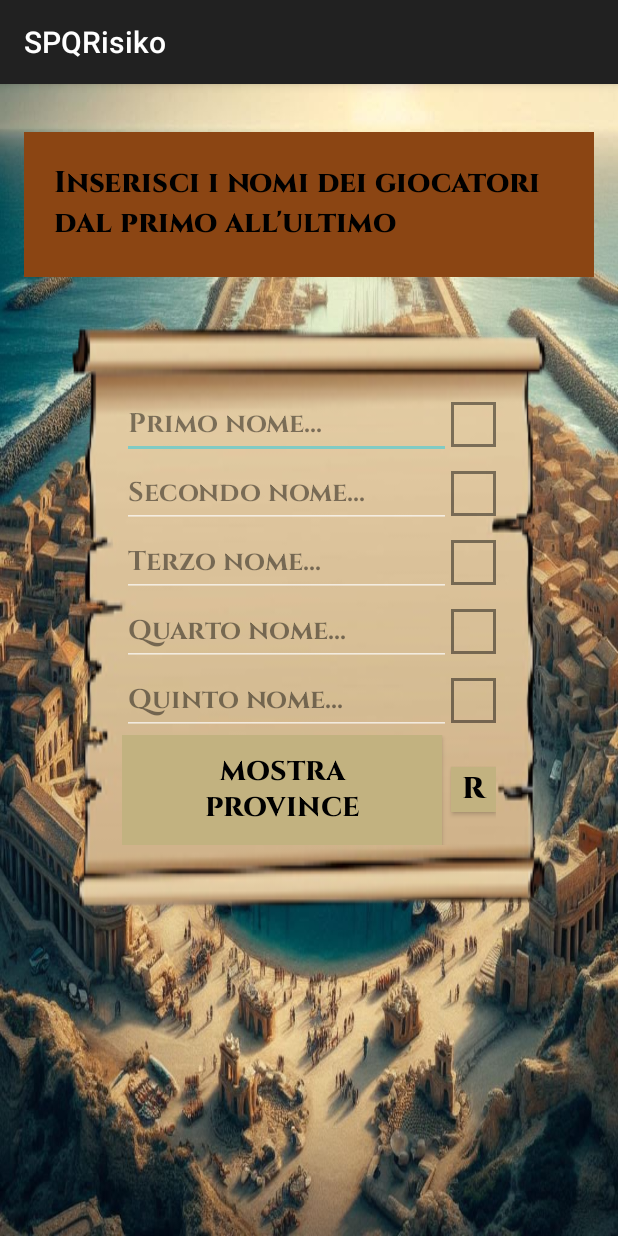
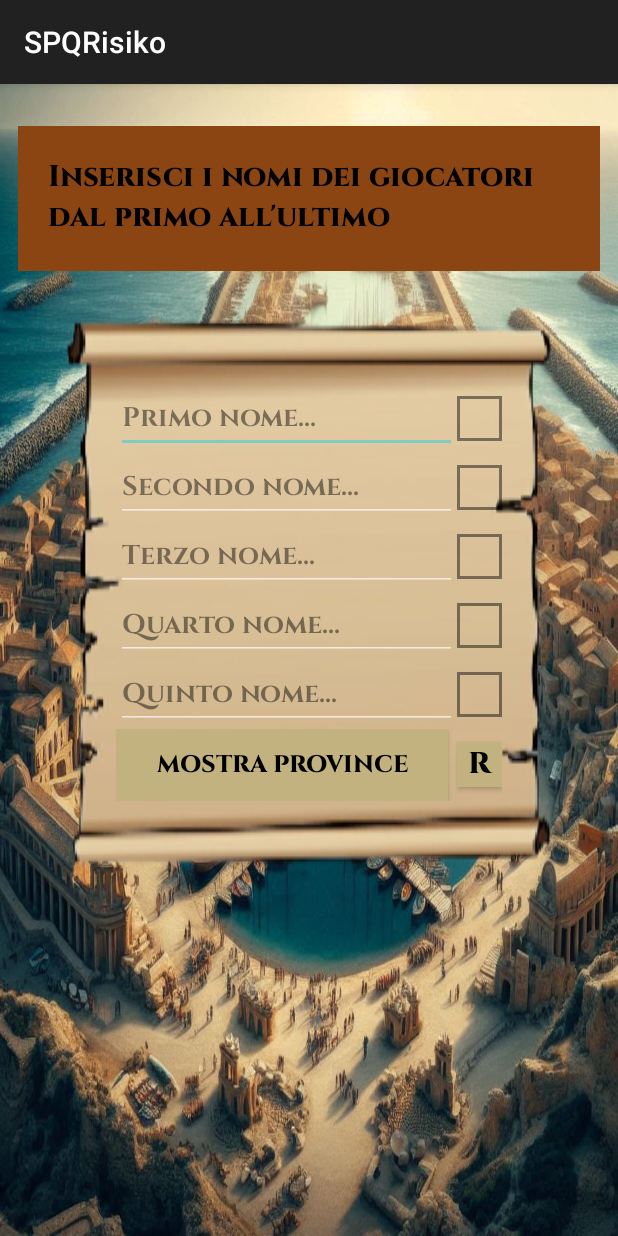
Before and after one commit to rickm01/SPQRisiko, an Android app: the FirstPageActivity screen opened directly, with no data from a screen before it, on a phone screen of 412 x 824 dp. Run offline under Robolectric (Android 15) with nearby library versions, the phone set to English and light mode, and no system bars.

Commit message:
Fixing (not finished) font size in first page

```diff
--- a/app/src/main/res/layout/activity_first_page.xml
+++ b/app/src/main/res/layout/activity_first_page.xml
@@ -5,7 +5,7 @@
     android:background="@drawable/harbour"
     android:gravity="top|center_horizontal"
     android:orientation="vertical"
-    android:padding="16dp">
+    android:padding="12sp">
 
     <TextView
         android:id="@+id/textView"
@@ -35,7 +35,7 @@
 
         <LinearLayout
             android:layout_width="match_parent"
-            android:layout_height="wrap_content"
+            android:layout_height="match_parent"
             android:layout_marginHorizontal="65dp"
             android:layout_marginTop="45dp"
             android:layout_marginBottom="45dp"
@@ -44,6 +44,10 @@
             <LinearLayout
                 android:layout_width="match_parent"
                 android:layout_height="match_parent"
+                android:orientation="vertical">
+            <LinearLayout
+                android:layout_width="match_parent"
+                android:layout_height="wrap_content"
                 android:orientation="horizontal">
 
                 <EditText
@@ -58,7 +62,7 @@
 
             <LinearLayout
                 android:layout_width="match_parent"
-                android:layout_height="match_parent"
+                android:layout_height="wrap_content"
                 android:orientation="horizontal">
 
                 <EditText
@@ -73,7 +77,7 @@
 
             <LinearLayout
                 android:layout_width="match_parent"
-                android:layout_height="match_parent"
+                android:layout_height="wrap_content"
                 android:orientation="horizontal">
 
                 <EditText
@@ -88,7 +92,7 @@
 
             <LinearLayout
                 android:layout_width="match_parent"
-                android:layout_height="match_parent"
+                android:layout_height="wrap_content"
                 android:orientation="horizontal">
 
                 <EditText
@@ -103,7 +107,7 @@
 
             <LinearLayout
                 android:layout_width="match_parent"
-                android:layout_height="match_parent"
+                android:layout_height="wrap_content"
                 android:orientation="horizontal">
 
                 <EditText
@@ -116,31 +120,39 @@
                     style="@style/ColorButtonFirstPage" />
             </LinearLayout>
 
+            </LinearLayout>
+
             <LinearLayout
-                android:layout_width="wrap_content"
-                android:layout_height="wrap_content"
-                android:orientation="horizontal">
+                android:layout_width="match_parent"
+                android:layout_height="0dp"
+                android:orientation="horizontal"
+                android:layout_weight="1">
 
             <Button
                 android:id="@+id/buttonSubmit"
                 android:layout_width="0dp"
                 android:layout_height="wrap_content"
                 android:layout_weight="1"
-                android:layout_below="@+id/linearLayout"
                 android:layout_gravity="center"
                 android:background="#C2B280"
                 android:fontFamily="@font/cinzel_extrabold"
                 android:padding="12dp"
                 android:text="@string/show_provinces"
                 android:textColor="#000000"
-                android:textSize="18dp" />
+                android:textSize="10sp"
+
+                android:autoSizeTextType="uniform"
+                android:autoSizeMinTextSize="10sp"
+                android:autoSizeMaxTextSize="32sp"
+                android:autoSizeStepGranularity="2sp"
+                />
 
             <Button
                 android:id="@+id/buttonReset"
                 android:layout_width="30dp"
                 android:layout_height="30dp"
                 android:layout_gravity="center"
-                android:layout_marginLeft="6dp"
+                android:layout_marginStart="6dp"
                 android:background="#C2B280"
                 android:fontFamily="@font/cinzel_extrabold"
                 android:text="R"
--- a/app/src/main/res/layout/activity_settings.xml
+++ b/app/src/main/res/layout/activity_settings.xml
@@ -4,7 +4,8 @@
     android:layout_height="match_parent"
     android:background="@drawable/cantiere"
     android:orientation="vertical"
-    android:padding="16dp">
+
+    android:padding="24dp">
 
     <LinearLayout
         android:layout_width="match_parent"
--- a/app/src/main/res/values/styles.xml
+++ b/app/src/main/res/values/styles.xml
@@ -19,6 +19,15 @@
         <item name="android:layout_weight">1</item>
         <item name="android:layout_height">wrap_content</item>
         <item name="android:fontFamily">@font/cinzel_bold</item>
+
+        <item name="android:singleLine">true</item>
+        <item name="android:ellipsize">end</item>
+        <item name="android:autoSizeTextType">uniform</item>
+        <item name="android:autoSizeMinTextSize">10sp</item>
+        <item name="android:autoSizeMaxTextSize">32sp</item>
+        <item name="android:autoSizeStepGranularity">2sp</item>
+
+
         <!-- Aggiungi altre proprietà personalizzate qui -->
     </style>
 
```
